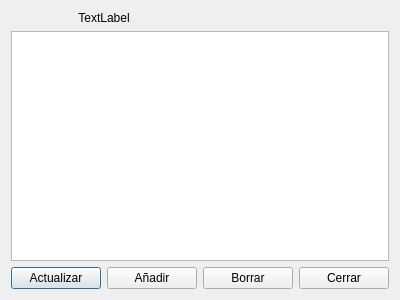
Old version of the form stock.ui in the repository Ladis72/tienda.
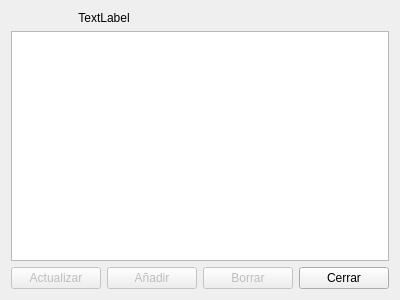
New version of the form.

Commit message: Boquear Stock

Patch:
```diff
--- a/stock.ui
+++ b/stock.ui
@@ -31,6 +31,9 @@
     <layout class="QHBoxLayout" name="horizontalLayout">
      <item>
       <widget class="QPushButton" name="pushButtonActualizar">
+       <property name="enabled">
+        <bool>false</bool>
+       </property>
        <property name="text">
         <string>Actualizar</string>
        </property>
@@ -38,6 +41,9 @@
      </item>
      <item>
       <widget class="QPushButton" name="pushButton">
+       <property name="enabled">
+        <bool>false</bool>
+       </property>
        <property name="text">
         <string>Añadir</string>
        </property>
@@ -45,6 +51,9 @@
      </item>
      <item>
       <widget class="QPushButton" name="pushButtonBorrar">
+       <property name="enabled">
+        <bool>false</bool>
+       </property>
        <property name="text">
         <string>Borrar</string>
        </property>
```
Left out of the diff: 3 changed lines with no effect on the pictures. The commit also changes 12 other files.
